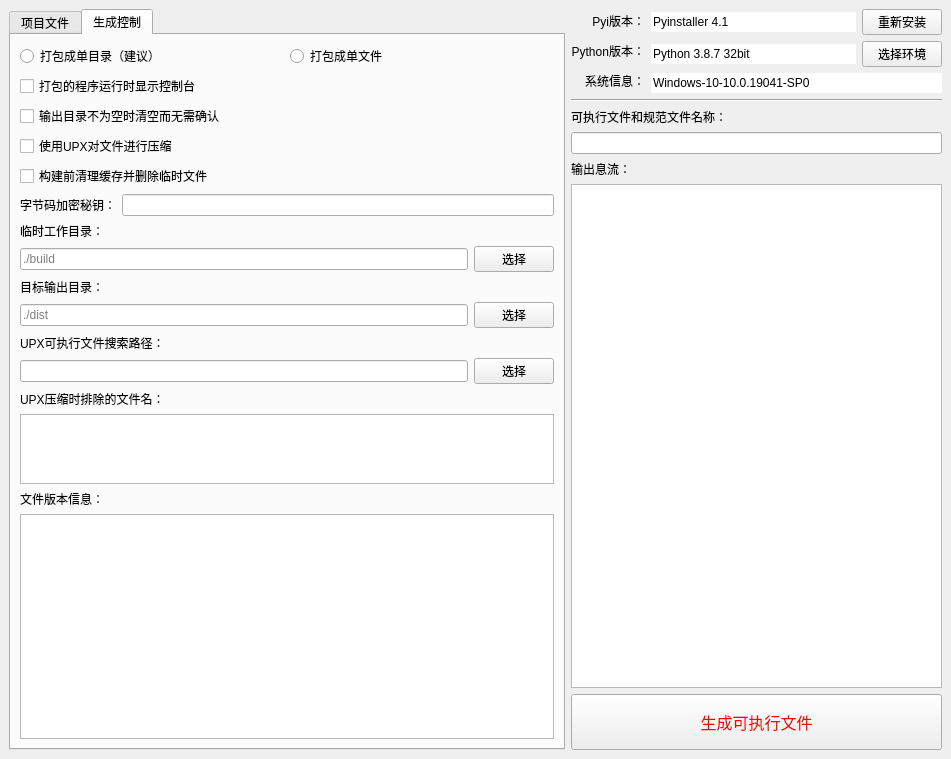
hrpzcf/AwesomePyKit, file interface/PyInstallerTool.ui: the form before one commit.
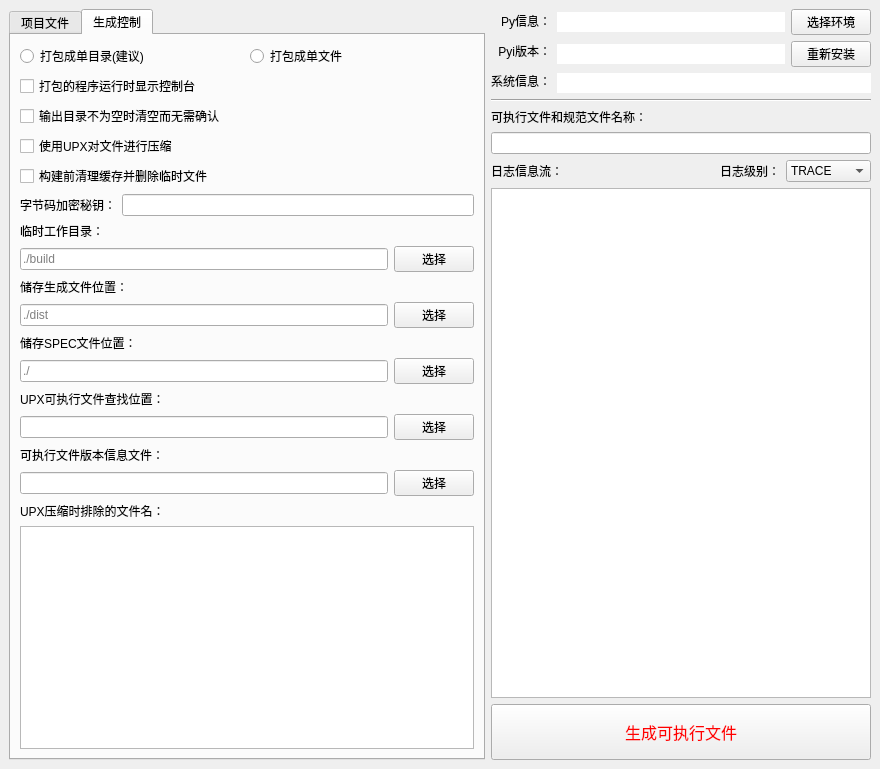
The form after the commit. The open tabs and pages were chosen to show the change.

```diff
--- a/interface/PyInstallerTool.ui
+++ b/interface/PyInstallerTool.ui
@@ -9,8 +9,8 @@
    <rect>
     <x>0</x>
     <y>0</y>
-    <width>951</width>
-    <height>759</height>
+    <width>880</width>
+    <height>769</height>
    </rect>
   </property>
   <property name="font">
@@ -22,9 +22,9 @@
    <string>程序打包工具</string>
   </property>
   <widget class="QWidget" name="centralwidget">
-   <layout class="QHBoxLayout" name="horizontalLayout_10">
+   <layout class="QVBoxLayout" name="verticalLayout_21">
     <item>
-     <layout class="QHBoxLayout" name="horizontalLayout_8" stretch="3,2">
+     <layout class="QHBoxLayout" name="horizontalLayout_18" stretch="5,4">
       <item>
        <widget class="QTabWidget" name="tabWidget">
         <property name="currentIndex">
@@ -206,15 +206,15 @@
          <attribute name="title">
           <string>生成控制</string>
          </attribute>
-         <layout class="QVBoxLayout" name="verticalLayout_16">
+         <layout class="QVBoxLayout" name="verticalLayout_14">
           <item>
-           <layout class="QVBoxLayout" name="verticalLayout_15">
+           <layout class="QVBoxLayout" name="verticalLayout_12">
             <item>
              <layout class="QHBoxLayout" name="horizontalLayout_9">
               <item>
                <widget class="QRadioButton" name="rb_pack_single_folder">
                 <property name="text">
-                 <string>打包成单目录（建议）</string>
+                 <string>打包成单目录(建议)</string>
                 </property>
                </widget>
               </item>
@@ -228,14 +228,14 @@
              </layout>
             </item>
             <item>
-             <widget class="QCheckBox" name="cb_executeable_with_console">
+             <widget class="QCheckBox" name="cb_execute_with_console">
               <property name="text">
                <string>打包的程序运行时显示控制台</string>
               </property>
              </widget>
             </item>
             <item>
-             <widget class="QCheckBox" name="cb_clear_dir_without_confirm">
+             <widget class="QCheckBox" name="cb_without_confirm">
               <property name="text">
                <string>输出目录不为空时清空而无需确认</string>
               </property>
@@ -249,7 +249,7 @@
              </widget>
             </item>
             <item>
-             <widget class="QCheckBox" name="cb_clean_cache_before_build">
+             <widget class="QCheckBox" name="cb_clean_before_build">
               <property name="text">
                <string>构建前清理缓存并删除临时文件</string>
               </property>
@@ -265,12 +265,14 @@
                </widget>
               </item>
               <item>
-               <widget class="QLineEdit" name="le_bytecode_encryption_key"/>
+               <widget class="QLineEdit" name="le_bytecode_encryption_key">
+                <property name="contextMenuPolicy">
+                 <enum>Qt::NoContextMenu</enum>
+                </property>
+               </widget>
               </item>
              </layout>
             </item>
-            <item>
-             <layout class="QVBoxLayout" name="verticalLayout_7">
               <item>
                <layout class="QVBoxLayout" name="verticalLayout_11">
                 <item>
@@ -305,7 +307,7 @@
                 <item>
                  <widget class="QLabel" name="label_8">
                   <property name="text">
-                   <string>目标输出目录：</string>
+                 <string>储存生成文件位置：</string>
                   </property>
                  </widget>
                 </item>
@@ -329,6 +331,36 @@
                 </item>
                </layout>
               </item>
+            <item>
+             <layout class="QVBoxLayout" name="verticalLayout_15">
+              <item>
+               <widget class="QLabel" name="label_17">
+                <property name="text">
+                 <string>储存SPEC文件位置：</string>
+                </property>
+               </widget>
+              </item>
+              <item>
+               <layout class="QHBoxLayout" name="horizontalLayout_16">
+                <item>
+                 <widget class="QLineEdit" name="le_spec_dir">
+                  <property name="contextMenuPolicy">
+                   <enum>Qt::NoContextMenu</enum>
+                  </property>
+                  <property name="placeholderText">
+                   <string>./</string>
+                  </property>
+                 </widget>
+                </item>
+                <item>
+                 <widget class="QPushButton" name="pb_select_spec_dir">
+                  <property name="text">
+                   <string>选择</string>
+                  </property>
+                 </widget>
+                </item>
+               </layout>
+              </item>
              </layout>
             </item>
             <item>
@@ -336,14 +368,18 @@
               <item>
                <widget class="QLabel" name="label_9">
                 <property name="text">
-                 <string>UPX可执行文件搜索路径：</string>
+                 <string>UPX可执行文件查找位置：</string>
                 </property>
                </widget>
               </item>
               <item>
                <layout class="QHBoxLayout" name="horizontalLayout_13">
                 <item>
-                 <widget class="QLineEdit" name="le_upx_search_path"/>
+                 <widget class="QLineEdit" name="le_upx_search_path">
+                  <property name="contextMenuPolicy">
+                   <enum>Qt::NoContextMenu</enum>
+                  </property>
+                 </widget>
                 </item>
                 <item>
                  <widget class="QPushButton" name="pb_select_upx_search_path">
@@ -357,9 +393,36 @@
              </layout>
             </item>
             <item>
-             <layout class="QVBoxLayout" name="verticalLayout_14" stretch="1,3">
-              <item>
                <layout class="QVBoxLayout" name="verticalLayout_13">
+              <item>
+               <layout class="QVBoxLayout" name="verticalLayout_7">
+                <item>
+                 <widget class="QLabel" name="label_12">
+                  <property name="text">
+                   <string>可执行文件版本信息文件：</string>
+                  </property>
+                 </widget>
+                </item>
+                <item>
+                 <layout class="QHBoxLayout" name="horizontalLayout_10">
+                  <item>
+                   <widget class="QLineEdit" name="le_version_file_old">
+                    <property name="contextMenuPolicy">
+                     <enum>Qt::NoContextMenu</enum>
+                    </property>
+                   </widget>
+                  </item>
+                  <item>
+                   <widget class="QPushButton" name="pb_version_file">
+                    <property name="text">
+                     <string>选择</string>
+                    </property>
+                   </widget>
+                  </item>
+                 </layout>
+                </item>
+               </layout>
+              </item>
                 <item>
                  <widget class="QLabel" name="label_14">
                   <property name="text">
@@ -368,23 +431,11 @@
                  </widget>
                 </item>
                 <item>
-                 <widget class="QTextEdit" name="te_upx_exclude_files"/>
-                </item>
-               </layout>
-              </item>
-              <item>
-               <layout class="QVBoxLayout" name="verticalLayout_12">
-                <item>
-                 <widget class="QLabel" name="label_12">
-                  <property name="text">
-                   <string>文件版本信息：</string>
-                  </property>
-                 </widget>
-                </item>
-                <item>
-                 <widget class="QTextEdit" name="te_version_file"/>
-                </item>
-               </layout>
+               <widget class="QTextEdit" name="te_upx_exclude_files">
+                <property name="contextMenuPolicy">
+                 <enum>Qt::NoContextMenu</enum>
+                </property>
+               </widget>
               </item>
              </layout>
             </item>
@@ -403,7 +454,7 @@
             <item>
              <widget class="QLabel" name="label_6">
               <property name="text">
-               <string>Pyi版本：</string>
+               <string>Py信息：</string>
               </property>
               <property name="alignment">
                <set>Qt::AlignRight|Qt::AlignTrailing|Qt::AlignVCenter</set>
@@ -413,7 +464,7 @@
             <item>
              <widget class="QLabel" name="label_16">
               <property name="text">
-               <string>Python版本：</string>
+               <string>Pyi版本：</string>
               </property>
               <property name="alignment">
                <set>Qt::AlignRight|Qt::AlignTrailing|Qt::AlignVCenter</set>
@@ -437,33 +488,9 @@
             <item>
              <layout class="QHBoxLayout" name="horizontalLayout" stretch="9,0">
               <item>
-               <widget class="QLineEdit" name="le_pyi_info">
-                <property name="text">
-                 <string>Pyinstaller 4.1</string>
-                </property>
-                <property name="frame">
-                 <bool>false</bool>
-                </property>
-                <property name="readOnly">
-                 <bool>true</bool>
-                </property>
-               </widget>
-              </item>
-              <item>
-               <widget class="QPushButton" name="pushButton">
-                <property name="text">
-                 <string>重新安装</string>
-                </property>
-               </widget>
-              </item>
-             </layout>
-            </item>
-            <item>
-             <layout class="QHBoxLayout" name="horizontalLayout_2" stretch="9,0">
-              <item>
                <widget class="QLineEdit" name="le_py_info">
                 <property name="text">
-                 <string>Python 3.8.7 32bit</string>
+                 <string/>
                 </property>
                 <property name="frame">
                  <bool>false</bool>
@@ -482,10 +509,37 @@
               </item>
              </layout>
             </item>
+            <item>
+             <layout class="QHBoxLayout" name="horizontalLayout_2" stretch="9,0">
+              <item>
+               <widget class="QLineEdit" name="le_pyi_info">
+                <property name="contextMenuPolicy">
+                 <enum>Qt::NoContextMenu</enum>
+                </property>
+                <property name="text">
+                 <string/>
+                </property>
+                <property name="frame">
+                 <bool>false</bool>
+                </property>
+                <property name="readOnly">
+                 <bool>true</bool>
+                </property>
+               </widget>
+              </item>
+              <item>
+               <widget class="QPushButton" name="pb_reinstall_pyi">
+                <property name="text">
+                 <string>重新安装</string>
+                </property>
+               </widget>
+              </item>
+             </layout>
+            </item>
             <item>
              <widget class="QLineEdit" name="le_platform_info">
               <property name="text">
-               <string>Windows-10-10.0.19041-SP0</string>
+               <string/>
               </property>
               <property name="frame">
                <bool>false</bool>
@@ -516,21 +570,74 @@
            </widget>
           </item>
           <item>
-           <widget class="QLineEdit" name="le_outfile_spec_name"/>
+           <widget class="QLineEdit" name="le_exefile_specfile_name">
+            <property name="contextMenuPolicy">
+             <enum>Qt::NoContextMenu</enum>
+            </property>
+           </widget>
           </item>
          </layout>
         </item>
         <item>
-         <layout class="QVBoxLayout" name="verticalLayout_21">
+         <layout class="QVBoxLayout" name="verticalLayout_16">
+          <item>
+           <layout class="QHBoxLayout" name="horizontalLayout_17" stretch="9,0">
           <item>
            <widget class="QLabel" name="label_5">
             <property name="text">
-             <string>输出息流：</string>
+               <string>日志信息流：</string>
             </property>
            </widget>
           </item>
           <item>
-           <widget class="QTextEdit" name="te_pyi_outstream">
+             <layout class="QHBoxLayout" name="horizontalLayout_8">
+              <item>
+               <widget class="QLabel" name="label_18">
+                <property name="text">
+                 <string>日志级别：</string>
+                </property>
+               </widget>
+              </item>
+              <item>
+               <widget class="QComboBox" name="cb_log_level">
+                <item>
+                 <property name="text">
+                  <string>TRACE</string>
+                 </property>
+                </item>
+                <item>
+                 <property name="text">
+                  <string>DEBUG</string>
+                 </property>
+                </item>
+                <item>
+                 <property name="text">
+                  <string>INFO</string>
+                 </property>
+                </item>
+                <item>
+                 <property name="text">
+                  <string>WARN</string>
+                 </property>
+                </item>
+                <item>
+                 <property name="text">
+                  <string>ERROR</string>
+                 </property>
+                </item>
+                <item>
+                 <property name="text">
+                  <string>CRITICAL</string>
+                 </property>
+                </item>
+               </widget>
+              </item>
+             </layout>
+            </item>
+           </layout>
+          </item>
+          <item>
+           <widget class="QTextEdit" name="te_pyi_outstream_old">
             <property name="minimumSize">
              <size>
               <width>0</width>
```
Left out of the diff: 94 changed lines with no effect on the pictures. Lines whose indentation alone changed are shown as unchanged.
